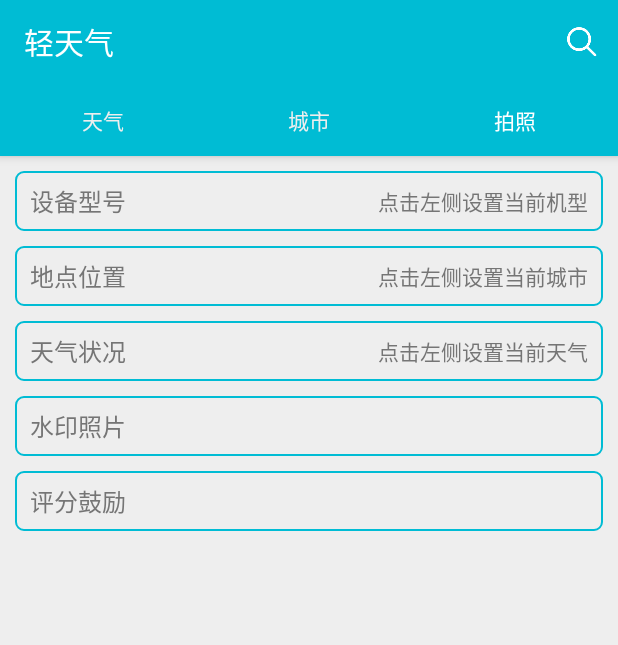
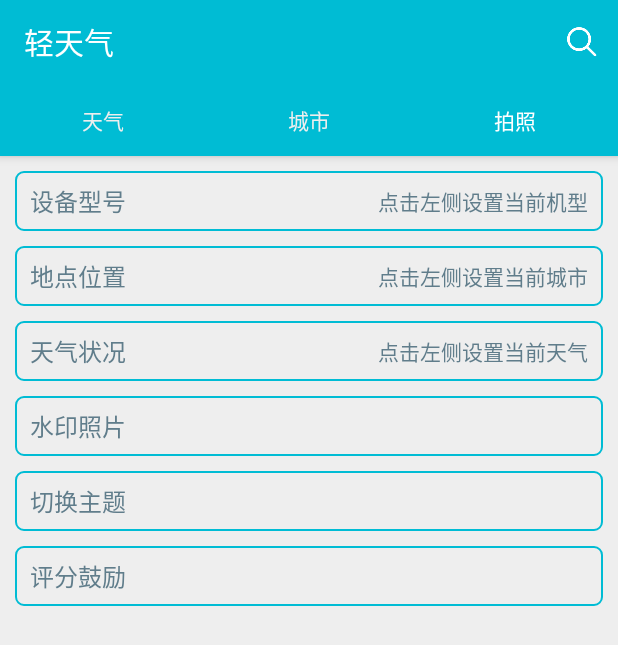
Before and after one commit to ma1291870239/LightWeather, an Android app: the screen it shows after launch (MainActivity), tab 3 chosen, on a phone screen of 412 x 824 dp. Shown: the top 645 px of the screen. Run offline under Robolectric (Android 15) with nearby library versions, the phone set to English and light mode, and no system bars; our stand-ins replace Volley; network calls fail; pictures from the network do not load.

Commit message:
切换主题

```diff
--- a/app/src/main/AndroidManifest.xml
+++ b/app/src/main/AndroidManifest.xml
@@ -8,6 +8,7 @@
     <uses-permission android:name="android.permission.ACCESS_NETWORK_STATE" />
 
     <application
+        android:name=".app.MyApplication"
         android:allowBackup="true"
         android:icon="@mipmap/ic_launcher"
         android:label="@string/app_name"
--- a/app/src/main/java/com/ma/lightweather/activity/BaseActivity.java
+++ b/app/src/main/java/com/ma/lightweather/activity/BaseActivity.java
@@ -4,18 +4,36 @@ import android.content.Context;
 import android.content.SharedPreferences;
 import android.os.Bundle;
 import android.support.v7.app.AppCompatActivity;
+import android.util.Log;
 
 import com.ma.lightweather.R;
+import com.ma.lightweather.app.Contants;
+import com.ma.lightweather.utils.SharedPrefencesUtils;
 
 public class BaseActivity extends AppCompatActivity {
-
-    public SharedPreferences sharedPreferences;
 
     @Override
     protected void onCreate(Bundle savedInstanceState) {
         super.onCreate(savedInstanceState);
+        Contants.THEMETAG=(int) SharedPrefencesUtils.getParam(this,Contants.THEME,0);
+        if(Contants.THEMETAG==0){
+            setTheme(R.style.CyanAppTheme);
+        }else if(Contants.THEMETAG==1){
+            setTheme(R.style.PuroleAppTheme);
+        }else if(Contants.THEMETAG==2){
+            setTheme(R.style.RedAppTheme);
+        }else if(Contants.THEMETAG==3){
+            setTheme(R.style.PinkAppTheme);
+        }else if(Contants.THEMETAG==4){
+            setTheme(R.style.GreenAppTheme);
+        }else if(Contants.THEMETAG==5){
+            setTheme(R.style.BlueAppTheme);
+        }else if(Contants.THEMETAG==6){
+            setTheme(R.style.OrangeAppTheme);
+        }else if(Contants.THEMETAG==7){
+            setTheme(R.style.GreyAppTheme);
+        }
         setContentView(R.layout.activity_base);
-        sharedPreferences=getSharedPreferences(getString(R.string.app_name), Context.MODE_PRIVATE);
     }
 
 
--- a/app/src/main/java/com/ma/lightweather/app/Contants.java
+++ b/app/src/main/java/com/ma/lightweather/app/Contants.java
@@ -22,4 +22,5 @@ public class Contants {
     public final static String WEATHER="weather";
     public final static String CITYNAME="洛阳";
     public static int THEMETAG=0;
+    public static  String THEME="tag";
 }
--- /dev/null
+++ b/app/src/main/java/com/ma/lightweather/app/MyApplication.java
@@ -0,0 +1,22 @@
+package com.ma.lightweather.app;
+
+import android.app.Application;
+
+/**
+ * Created by Aeolus on 2018/12/25.
+ */
+
+public class MyApplication extends Application {
+
+    private static MyApplication instance;
+
+    @Override
+    public void onCreate() {
+        super.onCreate();
+        instance = this;//存储引用
+    }
+
+    public static MyApplication getInstance(){
+        return instance;
+    }
+}
--- a/app/src/main/java/com/ma/lightweather/fragment/BaseFragment.java
+++ b/app/src/main/java/com/ma/lightweather/fragment/BaseFragment.java
@@ -1,14 +1,20 @@
 package com.ma.lightweather.fragment;
 
 
+import android.app.Activity;
+import android.app.Application;
+import android.content.Context;
 import android.os.Bundle;
 import android.support.annotation.Nullable;
 import android.support.v4.app.Fragment;
+import android.util.Log;
 import android.view.LayoutInflater;
 import android.view.View;
 import android.view.ViewGroup;
 
 import com.ma.lightweather.R;
+import com.ma.lightweather.activity.MainActivity;
+import com.ma.lightweather.app.MyApplication;
 
 /**
  * Created by Ma-PC on 2016/12/6.
@@ -16,6 +22,7 @@ import com.ma.lightweather.R;
 public class BaseFragment extends Fragment {
 
     private View view;
+    protected Context context;
 
     @Nullable
     @Override
@@ -23,4 +30,20 @@ public class BaseFragment extends Fragment {
         view=inflater.inflate(R.layout.frag_base,null);
         return view;
     }
+
+    @Override
+    public void onAttach(Context context) {
+        super.onAttach(context);
+        this.context= MyApplication.getInstance();
+    }
+
+    @Override
+    public void onActivityCreated(@Nullable Bundle savedInstanceState) {
+        super.onActivityCreated(savedInstanceState);
+    }
+
+    @Override
+    public void onDetach() {
+        super.onDetach();
+    }
 }
--- a/app/src/main/java/com/ma/lightweather/fragment/CityFrgment.java
+++ b/app/src/main/java/com/ma/lightweather/fragment/CityFrgment.java
@@ -1,5 +1,6 @@
 package com.ma.lightweather.fragment;
 
+import android.content.Context;
 import android.os.Bundle;
 import android.support.annotation.Nullable;
 import android.support.v4.content.ContextCompat;
@@ -7,6 +8,7 @@ import android.support.v4.widget.SwipeRefreshLayout;
 import android.support.v7.widget.DividerItemDecoration;
 import android.support.v7.widget.LinearLayoutManager;
 import android.support.v7.widget.RecyclerView;
+import android.util.Log;
 import android.view.LayoutInflater;
 import android.view.View;
 import android.view.ViewGroup;
@@ -21,6 +23,7 @@ import com.ma.lightweather.activity.MainActivity;
 import com.ma.lightweather.adapter.CityAdapter;
 import com.ma.lightweather.app.Contants;
 import com.ma.lightweather.model.Weather;
+import com.ma.lightweather.utils.CommonUtils;
 import com.ma.lightweather.utils.DbUtils;
 import com.ma.lightweather.utils.Parse;
 import com.ma.lightweather.widget.HourWeatherView;
@@ -50,19 +53,20 @@ public class CityFrgment extends BaseFragment{
     @Override
     public View onCreateView(LayoutInflater inflater, ViewGroup container, Bundle savedInstanceState) {
         view=inflater.inflate(R.layout.frag_city,null);
-        if(!isAdded()){
-            return view;
+        if(isAdded()){
+            initView();
+            initData();
         }
-        initView();
-        initData();
         return view;
     }
 
     public void initData() {
         city="";
         weatherData.clear();
-        weatherData.addAll(DbUtils.selectdb(getActivity()));
-        swipeRefreshLayout.setRefreshing(false);
+        weatherData.addAll(DbUtils.selectdb(context));
+        if(swipeRefreshLayout!=null){
+            swipeRefreshLayout.setRefreshing(false);
+        }
         if(cityAdapter==null) {
             cityAdapter = new CityAdapter(getActivity(), weatherData);
             recyclerView.setAdapter(cityAdapter);
@@ -74,15 +78,7 @@ public class CityFrgment extends BaseFragment{
     private void initView() {
         recyclerView = view.findViewById(R.id.recyclerView);
         swipeRefreshLayout=view.findViewById(R.id.swipeRefreshLayout);
-        if(Contants.THEMETAG==0){
-            swipeRefreshLayout.setColorSchemeResources(R.color.cyanColorAccent);
-        }else if(Contants.THEMETAG==1){
-            swipeRefreshLayout.setColorSchemeResources(R.color.purpleColorAccent);
-        }else if(Contants.THEMETAG==2){
-            swipeRefreshLayout.setColorSchemeResources(R.color.redColorAccent);
-        }else if(Contants.THEMETAG==3){
-            swipeRefreshLayout.setColorSchemeResources(R.color.white);
-        }
+        swipeRefreshLayout.setColorSchemeResources(CommonUtils.getColor());
         swipeRefreshLayout.setOnRefreshListener(new SwipeRefreshLayout.OnRefreshListener() {
             @Override
             public void onRefresh() {
@@ -90,23 +86,23 @@ public class CityFrgment extends BaseFragment{
             }
         });
 
-        LinearLayoutManager layoutManager = new LinearLayoutManager(getActivity());
+        LinearLayoutManager layoutManager = new LinearLayoutManager(context);
         layoutManager.setOrientation(LinearLayoutManager.VERTICAL);
         recyclerView.setLayoutManager(layoutManager);
-        DividerItemDecoration divider = new DividerItemDecoration(getActivity(),DividerItemDecoration.VERTICAL);
-        divider.setDrawable(ContextCompat.getDrawable(getActivity(),R.drawable.bg_divider));
+        DividerItemDecoration divider = new DividerItemDecoration(context,DividerItemDecoration.VERTICAL);
+        divider.setDrawable(ContextCompat.getDrawable(context,R.drawable.bg_divider));
         recyclerView.addItemDecoration(divider);
     }
 
     private void loadData(final String city) {
-        RequestQueue requestQueue=Volley.newRequestQueue(getActivity());
+        RequestQueue requestQueue=Volley.newRequestQueue(context);
         StringRequest stringRequest=new StringRequest(com.android.volley.Request.Method.GET, Contants.WEATHER_ALL + city,
                 new Response.Listener<String>() {
                     @Override
                     public void onResponse(String response) {
                         swipeRefreshLayout.setRefreshing(false);
                         try {
-                            weatherList= Parse.parseWeather(response,weatherView,hourWeatherView,getActivity());
+                            weatherList= Parse.parseWeather(response,weatherView,hourWeatherView,context);
                         } catch (JSONException e) {
                             e.printStackTrace();
                         }
--- a/app/src/main/java/com/ma/lightweather/fragment/WeatherFragment.java
+++ b/app/src/main/java/com/ma/lightweather/fragment/WeatherFragment.java
@@ -7,6 +7,7 @@ import android.os.Message;
 import android.support.annotation.Nullable;
 import android.support.v4.widget.NestedScrollView;
 import android.support.v4.widget.SwipeRefreshLayout;
+import android.util.Log;
 import android.view.LayoutInflater;
 import android.view.View;
 import android.view.ViewGroup;
@@ -97,14 +98,14 @@ public class WeatherFragment extends BaseFragment{
                                 uvTv.setText("紫外线指数　"+s);
                             }
                         }
-                        SharedPrefencesUtils.setParam(getActivity(),Contants.CITY,weatherList.get(i).city);
-                        SharedPrefencesUtils.setParam(getActivity(),Contants.TMP,weatherList.get(i).tmp);
-                        SharedPrefencesUtils.setParam(getActivity(),Contants.TXT,weatherList.get(i).txt);
-                        //CommonUtils.showShortToast(getActivity(),"数据已更新");
+                        SharedPrefencesUtils.setParam(context,Contants.CITY,weatherList.get(i).city);
+                        SharedPrefencesUtils.setParam(context,Contants.TMP,weatherList.get(i).tmp);
+                        SharedPrefencesUtils.setParam(context,Contants.TXT,weatherList.get(i).txt);
+                        //CommonUtils.showShortToast(getC,"数据已更新");
                     }
                     break;
                 case NOCITY_CODE:
-                    CommonUtils.showShortToast(getActivity(),"未找到该城市");
+                    CommonUtils.showShortToast(context,"未找到该城市");
                     break;
             }
         }
@@ -114,9 +115,9 @@ public class WeatherFragment extends BaseFragment{
     @Override
     public View onCreateView(LayoutInflater inflater, ViewGroup container, Bundle savedInstanceState) {
         view=inflater.inflate(R.layout.frag_weather,null);
-        city= (String) SharedPrefencesUtils.getParam(getActivity(),Contants.CITY,Contants.CITYNAME);
-        initView();
+        city= (String) SharedPrefencesUtils.getParam(context,Contants.CITY,Contants.CITYNAME);
         if(isAdded()){
+            initView();
             loadData(city);
         }
         return view;
@@ -125,13 +126,13 @@ public class WeatherFragment extends BaseFragment{
     //加载上部数据
     public void loadData(String city) {
         this.city=city;
-        RequestQueue requestQueue= Volley.newRequestQueue(getActivity());
+        RequestQueue requestQueue= Volley.newRequestQueue(context);
         StringRequest stringRequest=new StringRequest(com.android.volley.Request.Method.GET, Contants.WEATHER_ALL + city,
                 new Response.Listener<String>() {
                     @Override
                     public void onResponse(String response) {
                         try {
-                            weatherList= Parse.parseWeather(response,weatherView,hourWeatherView,getActivity());
+                            weatherList= Parse.parseWeather(response,weatherView,hourWeatherView,context);
                         } catch (JSONException e) {
                             e.printStackTrace();
                         }
@@ -175,15 +176,7 @@ public class WeatherFragment extends BaseFragment{
         uvTv=view.findViewById(R.id.uvTextView);
 
         swipeRefreshLayout=view.findViewById(R.id.swipeRefreshLayout);
-        if(Contants.THEMETAG==0){
-            swipeRefreshLayout.setColorSchemeResources(R.color.cyanColorAccent);
-        }else if(Contants.THEMETAG==1){
-            swipeRefreshLayout.setColorSchemeResources(R.color.purpleColorAccent);
-        }else if(Contants.THEMETAG==2){
-            swipeRefreshLayout.setColorSchemeResources(R.color.redColorAccent);
-        }else if(Contants.THEMETAG==3){
-            swipeRefreshLayout.setColorSchemeResources(R.color.white);
-        }
+        swipeRefreshLayout.setColorSchemeResources(CommonUtils.getColor());
         swipeRefreshLayout.setOnRefreshListener(new SwipeRefreshLayout.OnRefreshListener() {
             @Override
             public void onRefresh() {
--- a/app/src/main/java/com/ma/lightweather/widget/WeatherView.java
+++ b/app/src/main/java/com/ma/lightweather/widget/WeatherView.java
@@ -122,7 +122,6 @@ public class WeatherView extends View {
         }
         //分割线
         for (int i=1;i<dateList.size();i++){
-            Log.e("abc", "onDraw: "+i+dateList.size() );
             canvas.drawLine(2*i*xSpace,50,2*i*xSpace,viewhigh-texthigh,textPaint);
         }
     }
--- a/app/src/main/res/layout/frag_photo.xml
+++ b/app/src/main/res/layout/frag_photo.xml
@@ -113,6 +113,30 @@
                     android:textSize="14sp"/>
             </LinearLayout>
             <LinearLayout
+                android:id="@+id/themeLayout"
+                android:background="@drawable/bg_weatherlist_round_grey"
+                android:paddingHorizontal="10dp"
+                android:layout_marginTop="10dp"
+                android:layout_width="match_parent"
+                android:layout_height="40dp">
+                <TextView
+                    android:layout_width="0dp"
+                    android:layout_weight="1"
+                    android:layout_height="match_parent"
+                    android:text="切换主题"
+                    android:textColor="@color/text"
+                    android:gravity="center_vertical"
+                    android:textSize="16sp"/>
+                <TextView
+                    android:layout_width="0dp"
+                    android:layout_weight="1"
+                    android:layout_height="match_parent"
+                    android:text=""
+                    android:textColor="@color/text"
+                    android:gravity="center_vertical|right"
+                    android:textSize="14sp"/>
+            </LinearLayout>
+            <LinearLayout
                 android:id="@+id/scoreLayout"
                 android:background="@drawable/bg_weatherlist_round_grey"
                 android:paddingHorizontal="10dp"
--- a/app/src/main/res/layout/item_dialog.xml
+++ b/app/src/main/res/layout/item_edit_dialog.xml
@@ -8,6 +8,7 @@
 
     <EditText android:id="@+id/editText"
         android:background="@drawable/bg_weatherlist_round_grey"
+        android:paddingLeft="10dp"
         android:layout_width="match_parent"
         android:layout_height="40dp">
     </EditText>
--- a/app/src/main/res/values/colors.xml
+++ b/app/src/main/res/values/colors.xml
@@ -40,7 +40,7 @@
     <color name="temp_low">#039BE5</color>
     <color name="search_bg">#ECEFF1</color>
     <color name="splash_back">#80000000</color>
-    <color name="text">#757575</color>
+    <color name="text">#607D8B</color>
     <color name="temp">#757575</color>
 
 </resources>
```
Also changed, not shown: app/src/main/java/com/ma/lightweather/activity/MainActivity.java (+17 -0 lines), app/src/main/java/com/ma/lightweather/adapter/SelectColorAdapter.java (added, +72 -0 lines), app/src/main/java/com/ma/lightweather/fragment/PhotoFragment.java (+68 -27 lines), app/src/main/java/com/ma/lightweather/utils/CommonUtils.java (+49 -0 lines), app/src/main/java/com/ma/lightweather/widget/MySwipeRefreshLayout.java (deleted, +0 -25 lines).
